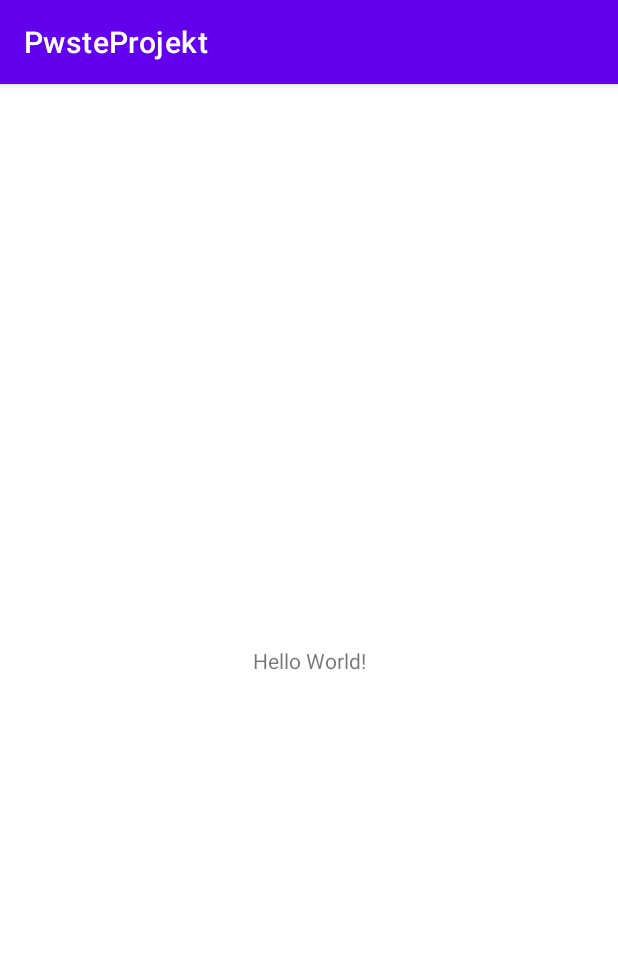
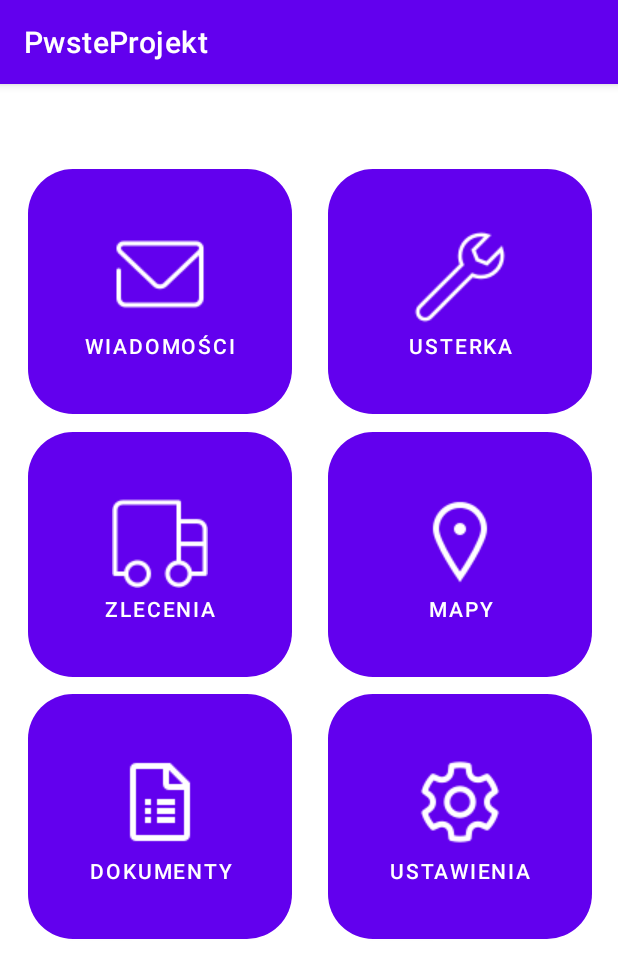
Before and after one commit to ValadaRP/Pwsteprojekt1, an Android app: the screen it shows after launch (MainActivity), on a phone screen of 412 x 824 dp. Shown: the top 978 px of the screen. Run offline under Robolectric (Android 15) with nearby library versions, the phone set to English and light mode, and no system bars.

Commit message:
Dodanie zdjęć oraz przycisków do menu głównego

```diff
--- a/app/src/main/res/layout/activity_main.xml
+++ b/app/src/main/res/layout/activity_main.xml
@@ -6,13 +6,118 @@
     android:layout_height="match_parent"
     tools:context=".MainActivity">
 
-    <TextView
+    <androidx.constraintlayout.widget.Guideline
+        android:id="@+id/guideline2"
         android:layout_width="wrap_content"
         android:layout_height="wrap_content"
-        android:text="Hello World!"
+        android:orientation="vertical"
+        app:layout_constraintGuide_begin="19dp" />
+
+    <androidx.constraintlayout.widget.Guideline
+        android:id="@+id/guideline3"
+        android:layout_width="wrap_content"
+        android:layout_height="wrap_content"
+        android:orientation="vertical"
+        app:layout_constraintGuide_begin="395dp" />
+
+    <androidx.constraintlayout.widget.Guideline
+        android:id="@+id/guideline4"
+        android:layout_width="wrap_content"
+        android:layout_height="wrap_content"
+        android:orientation="horizontal"
+        app:layout_constraintGuide_begin="226dp" />
+
+    <androidx.constraintlayout.widget.Guideline
+        android:id="@+id/guideline5"
+        android:layout_width="wrap_content"
+        android:layout_height="wrap_content"
+        android:orientation="horizontal"
+        app:layout_constraintGuide_begin="401dp" />
+
+    <Button
+        android:id="@+id/button5"
+        android:layout_width="176dp"
+        android:layout_height="175dp"
+        android:paddingLeft="20dip"
+        android:paddingRight="20dip"
+        android:text="Ustawienia"
+        app:cornerRadius="30dp"
+        app:icon="@drawable/icons8_settings_64px"
+        app:iconGravity="textTop"
         app:layout_constraintBottom_toBottomOf="parent"
-        app:layout_constraintLeft_toLeftOf="parent"
-        app:layout_constraintRight_toRightOf="parent"
-        app:layout_constraintTop_toTopOf="parent" />
+        app:layout_constraintEnd_toStartOf="@+id/guideline3"
+        app:layout_constraintTop_toTopOf="@+id/guideline5"
+        app:layout_constraintVertical_bias="0.0" />
+
+    <Button
+        android:id="@+id/button1"
+        android:layout_width="176dp"
+        android:layout_height="175dp"
+        android:paddingLeft="20dip"
+        android:paddingRight="20dip"
+        android:text="Usterka"
+        app:cornerRadius="30dp"
+        app:icon="@drawable/icons8_wrench_64px"
+        app:iconGravity="textTop"
+        app:layout_constraintBottom_toTopOf="@+id/guideline4"
+        app:layout_constraintEnd_toStartOf="@+id/guideline3"
+        app:layout_constraintHorizontal_bias="1.0"
+        app:layout_constraintStart_toEndOf="@+id/button"
+        app:layout_constraintTop_toTopOf="parent"
+        app:layout_constraintVertical_bias="1.0" />
+
+    <Button
+        android:id="@+id/button"
+        android:layout_width="176dp"
+        android:layout_height="175dp"
+        android:paddingLeft="20dip"
+        android:paddingRight="20dip"
+        android:text="Wiadomości"
+        app:cornerRadius="30dp"
+        app:icon="@drawable/icons8_secured_letter_64px"
+        app:iconGravity="textTop"
+        app:layout_constraintBottom_toTopOf="@+id/guideline4"
+        app:layout_constraintStart_toStartOf="@+id/guideline2"
+        app:layout_constraintTop_toTopOf="parent"
+        app:layout_constraintVertical_bias="1.0" />
+
+    <Button
+        android:id="@+id/button3"
+        android:layout_width="176dp"
+        android:layout_height="175dp"
+        android:text="Mapy"
+        app:cornerRadius="30dp"
+        app:icon="@drawable/icons8_Location_64px_1"
+        app:iconGravity="textTop"
+        app:layout_constraintBottom_toTopOf="@+id/guideline5"
+        app:layout_constraintEnd_toStartOf="@+id/guideline3"
+        app:layout_constraintTop_toTopOf="@+id/guideline4"
+        app:layout_constraintVertical_bias="0.0" />
+
+    <Button
+        android:id="@+id/button4"
+        android:layout_width="176dp"
+        android:layout_height="175dp"
+        android:text="Dokumenty"
+        app:cornerRadius="30dp"
+        app:icon="@drawable/icons8_google_forms_64px_1"
+        app:iconGravity="textTop"
+        app:layout_constraintBottom_toBottomOf="parent"
+        app:layout_constraintStart_toStartOf="@+id/guideline2"
+        app:layout_constraintTop_toTopOf="@+id/guideline5"
+        app:layout_constraintVertical_bias="0.0" />
+
+    <Button
+        android:id="@+id/button2"
+        android:layout_width="176dp"
+        android:layout_height="175dp"
+        android:text="Zlecenia"
+        app:cornerRadius="30dp"
+        app:icon="@drawable/icons8_truck_64px"
+        app:iconGravity="textTop"
+        app:layout_constraintBottom_toTopOf="@+id/guideline5"
+        app:layout_constraintStart_toStartOf="@+id/guideline2"
+        app:layout_constraintTop_toTopOf="@+id/guideline4"
+        app:layout_constraintVertical_bias="0.0" />
 
 </androidx.constraintlayout.widget.ConstraintLayout>
```
Also changed, not shown: app/src/main/res/drawable-v24/icons8_Location_64px.png (added), app/src/main/res/drawable-v24/icons8_Location_64px_1.png (added), app/src/main/res/drawable-v24/icons8_compass_64px.png (added), app/src/main/res/drawable-v24/icons8_google_forms_64px.png (added), app/src/main/res/drawable-v24/icons8_google_forms_64px_1.png (added), app/src/main/res/drawable-v24/icons8_google_maps_old_64px.png (added), app/src/main/res/drawable-v24/icons8_google_maps_old_64px_1.png (added), app/src/main/res/drawable-v24/icons8_phone_26px.png (added), app/src/main/res/drawable-v24/icons8_secured_letter_64px.png (added), app/src/main/res/drawable-v24/icons8_settings_24px.png (added), app/src/main/res/drawable-v24/icons8_settings_64px.png (added), app/src/main/res/drawable-v24/icons8_truck_64px.png (added), app/src/main/res/drawable-v24/icons8_wrench_64px.png (added).
